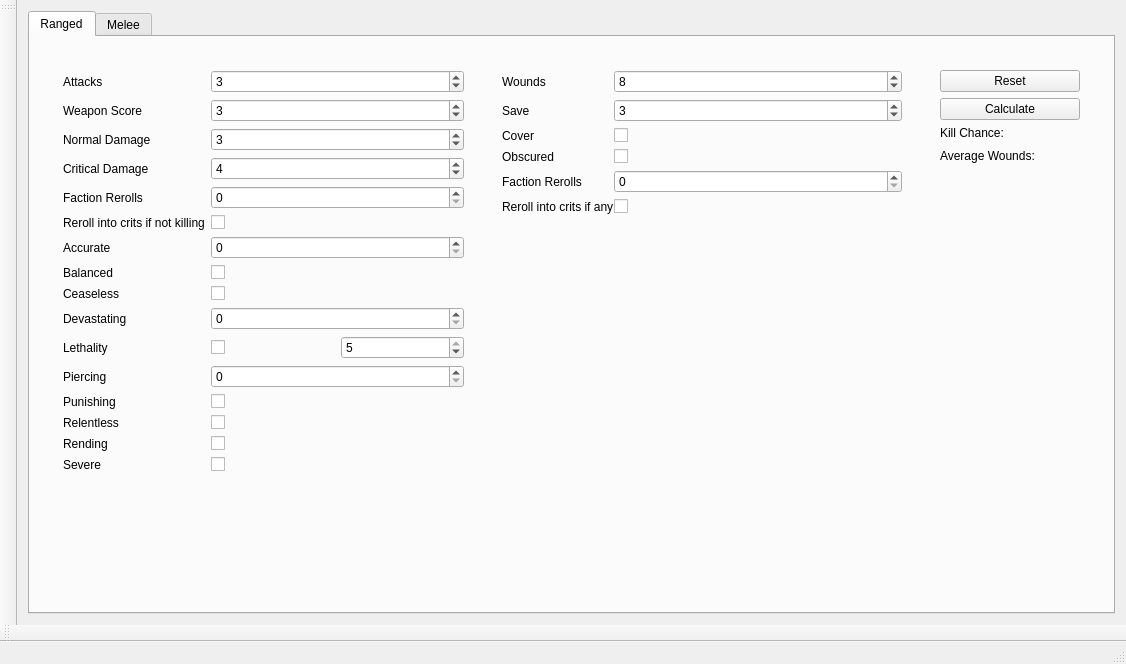
Qt form Kill Team Calculator/KillTeamCalculator.ui (dito464/Kill-Team-Calculator) before a commit.
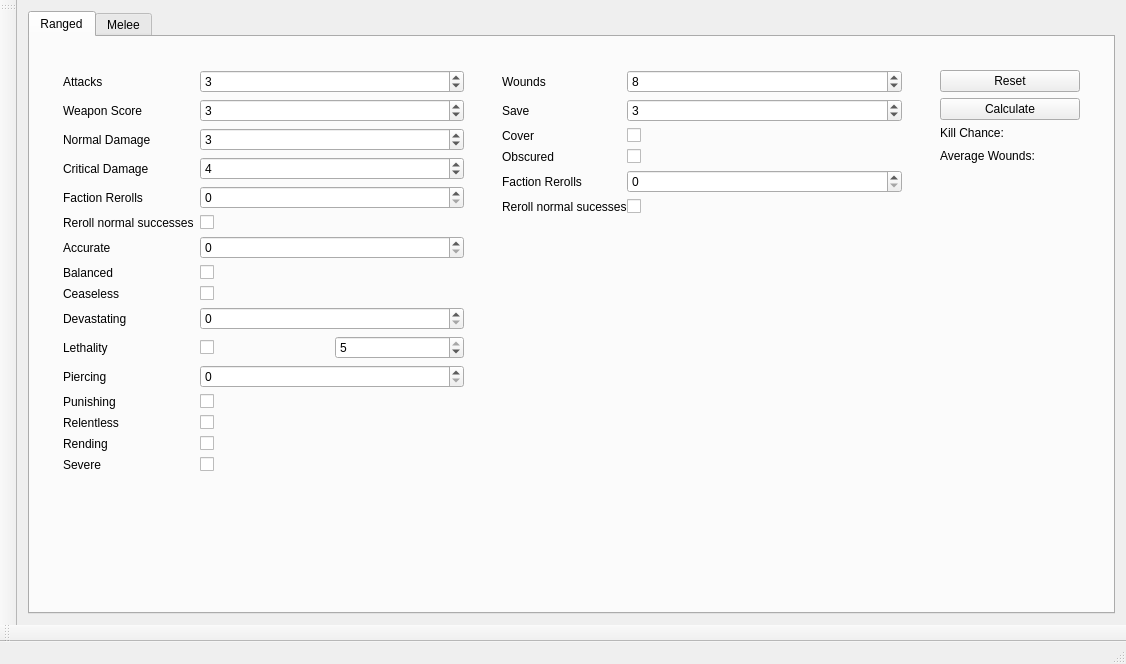
The same form after that commit. Custom widgets are drawn as their Qt base class.

What changed in the file:
```diff
--- a/Kill Team Calculator/KillTeamCalculator.ui
+++ b/Kill Team Calculator/KillTeamCalculator.ui
@@ -158,7 +158,7 @@
                   <item row="5" column="0">
                    <widget class="QLabel" name="rerollIntoCritsIfNotKillingLabel">
                     <property name="text">
-                     <string>Reroll into crits if not killing</string>
+                     <string>Reroll normal successes</string>
                     </property>
                    </widget>
                   </item>
@@ -422,7 +422,7 @@
                   <item row="5" column="0">
                    <widget class="QLabel" name="rerollIntoCritsIfAnyLabel">
                     <property name="text">
-                     <string>Reroll into crits if any</string>
+                     <string>Reroll normal sucesses</string>
                     </property>
                    </widget>
                   </item>
```
Left out of the diff: 8 changed lines with no effect on the pictures.
